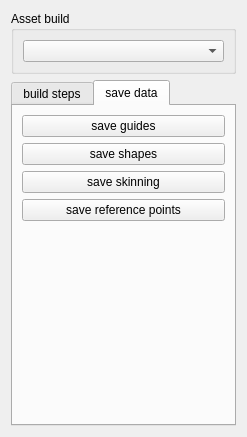
Qt form pipeline/tools/resources/build_form.ui (danielkenobi3d/bgb_short) before a commit.
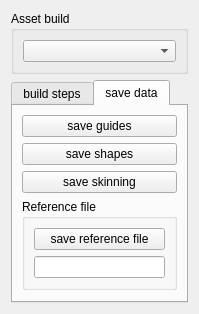
The same form after that commit.

What changed in the file:
```diff
--- a/pipeline/tools/resources/build_form.ui
+++ b/pipeline/tools/resources/build_form.ui
@@ -6,8 +6,8 @@
    <rect>
     <x>0</x>
     <y>0</y>
-    <width>247</width>
-    <height>437</height>
+    <width>199</width>
+    <height>299</height>
    </rect>
   </property>
   <property name="windowTitle">
@@ -79,10 +79,22 @@
           </widget>
          </item>
          <item>
-          <widget class="QPushButton" name="save_reference_points_btn">
-           <property name="text">
-            <string>save reference points</string>
+          <widget class="QGroupBox" name="groupBox">
+           <property name="title">
+            <string>Reference file</string>
            </property>
+           <layout class="QVBoxLayout" name="verticalLayout_6">
+            <item>
+             <widget class="QPushButton" name="save_reference_file_btn">
+              <property name="text">
+               <string>save reference file</string>
+              </property>
+             </widget>
+            </item>
+            <item>
+             <widget class="QLineEdit" name="file_name_lineEdit"/>
+            </item>
+           </layout>
           </widget>
          </item>
          <item>
```
Left out of the diff: 11 changed lines with no effect on the pictures.
